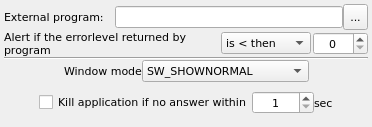
First picture: the form in view/method/qExternalPrgWidget.ui, repository khomchenkovaa/QHostMonitor, before the edit.
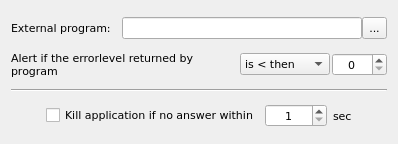
Second picture: the form after the edit. Icons and pictures are not drawn.

Commit message: [REF] KharMonitor: external prg test update

What changed in the file:
```diff
--- a/view/method/qExternalPrgWidget.ui
+++ b/view/method/qExternalPrgWidget.ui
@@ -6,8 +6,8 @@
    <rect>
     <x>0</x>
     <y>0</y>
-    <width>360</width>
-    <height>127</height>
+    <width>394</width>
+    <height>144</height>
    </rect>
   </property>
   <property name="font">
@@ -29,21 +29,19 @@
    <locale language="English" country="UnitedStates"/>
   </property>
   <layout class="QVBoxLayout" name="verticalLayout">
-   <property name="spacing">
-    <number>0</number>
-   </property>
-   <property name="leftMargin">
-    <number>4</number>
-   </property>
-   <property name="topMargin">
-    <number>4</number>
-   </property>
-   <property name="rightMargin">
-    <number>4</number>
-   </property>
-   <property name="bottomMargin">
-    <number>4</number>
-   </property>
+   <item>
+    <spacer name="verticalSpacer_2">
+     <property name="orientation">
+      <enum>Qt::Vertical</enum>
+     </property>
+     <property name="sizeHint" stdset="0">
+      <size>
+       <width>20</width>
+       <height>0</height>
+      </size>
+     </property>
+    </spacer>
+   </item>
    <item>
     <layout class="QHBoxLayout" name="loExternalPrg">
      <property name="spacing">
@@ -81,6 +79,19 @@
      </item>
     </layout>
    </item>
+   <item>
+    <spacer name="verticalSpacer">
+     <property name="orientation">
+      <enum>Qt::Vertical</enum>
+     </property>
+     <property name="sizeHint" stdset="0">
+      <size>
+       <width>20</width>
+       <height>0</height>
+      </size>
+     </property>
+    </spacer>
+   </item>
    <item>
     <layout class="QHBoxLayout" name="loAlert">
      <property name="spacing">
@@ -147,6 +158,19 @@
      </item>
     </layout>
    </item>
+   <item>
+    <spacer name="verticalSpacer_3">
+     <property name="orientation">
+      <enum>Qt::Vertical</enum>
+     </property>
+     <property name="sizeHint" stdset="0">
+      <size>
+       <width>18</width>
+       <height>0</height>
+      </size>
+     </property>
+    </spacer>
+   </item>
    <item>
     <widget class="Line" name="lineExternalPrg">
      <property name="orientation">
@@ -155,78 +179,17 @@
     </widget>
    </item>
    <item>
-    <layout class="QHBoxLayout" name="loWinMode">
-     <item>
-      <spacer name="horizontalSpacer">
-       <property name="orientation">
-        <enum>Qt::Horizontal</enum>
-       </property>
-       <property name="sizeHint" stdset="0">
-        <size>
-         <width>40</width>
-         <height>20</height>
-        </size>
-       </property>
-      </spacer>
-     </item>
-     <item>
-      <widget class="QLabel" name="lblWinMode">
-       <property name="text">
-        <string>Window mode</string>
-       </property>
-       <property name="buddy">
-        <cstring>cmbWinMode</cstring>
-       </property>
-      </widget>
-     </item>
-     <item>
-      <widget class="QComboBox" name="cmbWinMode">
-       <item>
-        <property name="text">
-         <string>SW_SHOWNORMAL</string>
-        </property>
-       </item>
-       <item>
-        <property name="text">
-         <string>SW_HIDE</string>
-        </property>
-       </item>
-       <item>
-        <property name="text">
-         <string>SW_SHOWMAXIMIZED</string>
-        </property>
-       </item>
-       <item>
-        <property name="text">
-         <string>SW_SHOWMINIMIZED</string>
-        </property>
-       </item>
-       <item>
-        <property name="text">
-         <string>SW_SHOWMINNOACTIVE</string>
-        </property>
-       </item>
-       <item>
-        <property name="text">
-         <string>SW_SHOWNOACTIVATE</string>
-        </property>
-       </item>
-      </widget>
-     </item>
-     <item>
-      <spacer name="horizontalSpacer_2">
-       <property name="orientation">
-        <enum>Qt::Horizontal</enum>
-       </property>
-       <property name="sizeHint" stdset="0">
-        <size>
-         <width>40</width>
-         <height>20</height>
-        </size>
-       </property>
-      </spacer>
-     </item>
-    </layout>
+    <spacer name="verticalSpacer_4">
+     <property name="orientation">
+      <enum>Qt::Vertical</enum>
+     </property>
+     <property name="sizeHint" stdset="0">
+      <size>
+       <width>20</width>
+       <height>1</height>
+      </size>
+     </property>
+    </spacer>
    </item>
    <item>
     <layout class="QHBoxLayout" name="loTimeout">
@@ -265,6 +228,19 @@
      </item>
     </layout>
    </item>
+   <item>
+    <spacer name="verticalSpacer_5">
+     <property name="orientation">
+      <enum>Qt::Vertical</enum>
+     </property>
+     <property name="sizeHint" stdset="0">
+      <size>
+       <width>20</width>
+       <height>1</height>
+      </size>
+     </property>
+    </spacer>
+   </item>
   </layout>
  </widget>
  <resources>
```
Left out of the diff: 1 changed line with no effect on the pictures. The commit also changes 7 other files.
